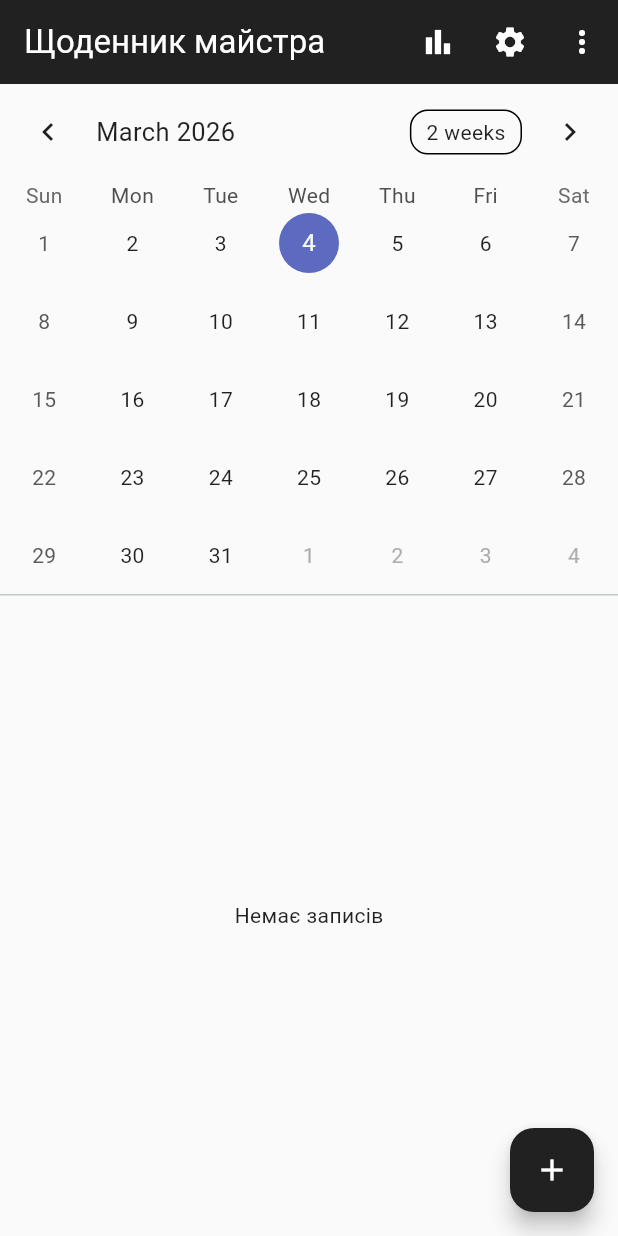
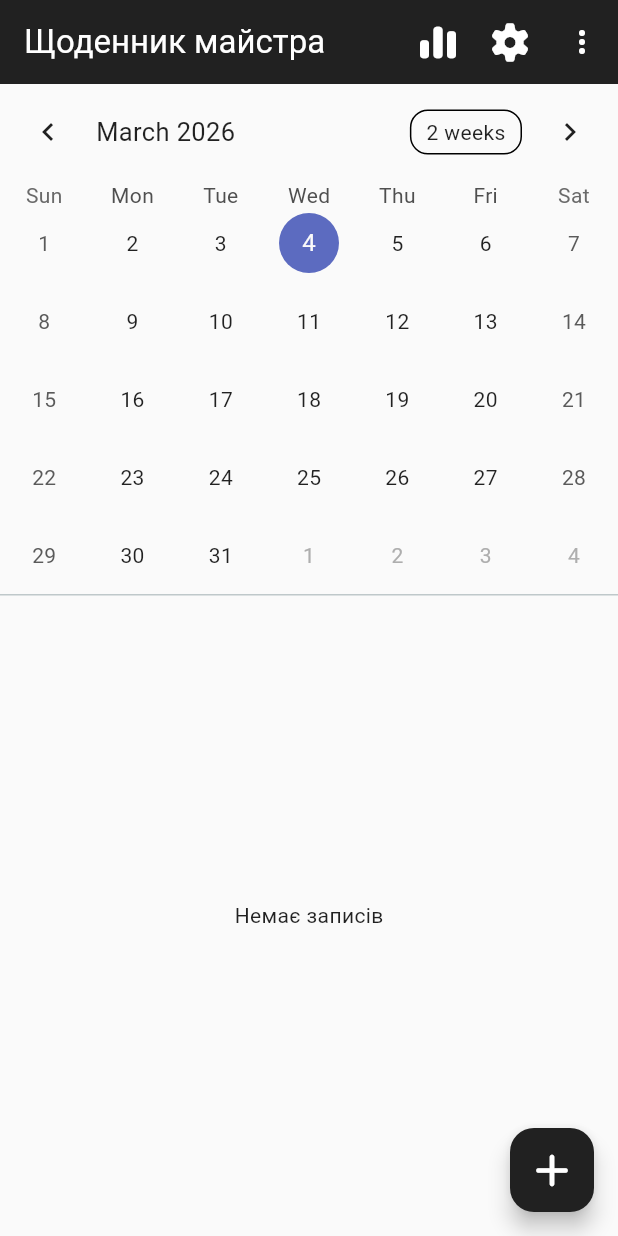
Before and after one commit to robberRds/beautydiary, a Flutter app: the screen it shows after launch, on a phone screen of 412 x 824 dp. Run offline on Flutter 3.47's test engine with Material 3 defaults, Android fonts, the phone set to English and light mode, and no system bars; drawn by our look-alikes of table_calendar; our stand-ins replace font_awesome_flutter, pdf, printing, shared_preferences, sqflite; missing offline and left inert: excel; accounts and stored records are empty.

```diff
--- a/lib/screens/home_screen.dart
+++ b/lib/screens/home_screen.dart
@@ -1,6 +1,7 @@
 import 'package:flutter/material.dart';
 import 'package:table_calendar/table_calendar.dart';
 import 'package:intl/intl.dart';
+import 'package:font_awesome_flutter/font_awesome_flutter.dart';
 import '../services/db_service.dart';
 import '../services/export_service.dart';
 import '../models/appointment.dart';
@@ -65,12 +66,12 @@ class _HomeScreenState extends State<HomeScreen> {
       appBar: AppBar(
         title: const Text('Щоденник майстра'),
         actions: [
-          IconButton(
+            IconButton(
               onPressed: () => Navigator.pushNamed(context, '/stats'),
-              icon: const Icon(Icons.bar_chart)),
-          IconButton(
+              icon: const FaIcon(FontAwesomeIcons.chartSimple)),
+            IconButton(
               onPressed: () => Navigator.pushNamed(context, '/settings'),
-              icon: const Icon(Icons.settings)),
+              icon: const FaIcon(FontAwesomeIcons.gear)),
           PopupMenuButton<String>(
             onSelected: (v) async {
               if (v == 'pdf') {
@@ -151,7 +152,7 @@ class _HomeScreenState extends State<HomeScreen> {
           await Navigator.pushNamed(context, '/new', arguments: _selected);
           await _loadForMonth(_focused);
         },
-        child: const Icon(Icons.add),
+        child: const FaIcon(FontAwesomeIcons.plus),
       ),
     );
   }
@@ -200,7 +201,7 @@ class _HomeScreenState extends State<HomeScreen> {
                     Column(crossAxisAlignment: CrossAxisAlignment.end, children: [
                       if (a.price != null) Container(padding: const EdgeInsets.symmetric(horizontal: 8, vertical: 4), decoration: BoxDecoration(color: Colors.grey.shade900, borderRadius: BorderRadius.circular(8)), child: Text('${a.price!.toStringAsFixed(0)}₴', style: const TextStyle(color: Colors.white))),
                       const SizedBox(height: 8),
-                      IconButton(onPressed: () async { await DBService().deleteAppointment(a.id!); await _loadForMonth(_focused); }, icon: Icon(Icons.delete_outline, color: Colors.grey.shade700)),
+                      IconButton(onPressed: () async { await DBService().deleteAppointment(a.id!); await _loadForMonth(_focused); }, icon: FaIcon(FontAwesomeIcons.trashAlt, color: Colors.grey.shade700)),
                     ])
                   ],
                 ),
--- a/lib/screens/new_appointment_screen.dart
+++ b/lib/screens/new_appointment_screen.dart
@@ -1,5 +1,6 @@
 import 'package:flutter/material.dart';
 import 'package:intl/intl.dart';
+import 'package:font_awesome_flutter/font_awesome_flutter.dart';
 import 'package:shared_preferences/shared_preferences.dart';
 import '../models/appointment.dart';
 import '../services/db_service.dart';
@@ -104,7 +105,7 @@ class _NewAppointmentScreenState extends State<NewAppointmentScreen> {
   @override
   Widget build(BuildContext context) {
     return Scaffold(
-      appBar: AppBar(title: Text(_editingId == null ? 'Новий запис' : 'Редагувати запис'), actions: _editingId != null ? [IconButton(onPressed: _delete, icon: const Icon(Icons.delete))] : null),
+      appBar: AppBar(title: Text(_editingId == null ? 'Новий запис' : 'Редагувати запис'), actions: _editingId != null ? [IconButton(onPressed: _delete, icon: const FaIcon(FontAwesomeIcons.trashAlt))] : null),
       body: Padding(
         padding: const EdgeInsets.all(12.0),
         child: Form(
--- a/pubspec.yaml
+++ b/pubspec.yaml
@@ -48,6 +48,7 @@ dependencies:
   excel: ^2.0.6
   shared_preferences: ^2.1.1
   uuid: 4.5.3
+  font_awesome_flutter: ^10.4.0
 
 dev_dependencies:
   flutter_test:
```
Also changed, not shown: pubspec.lock.
